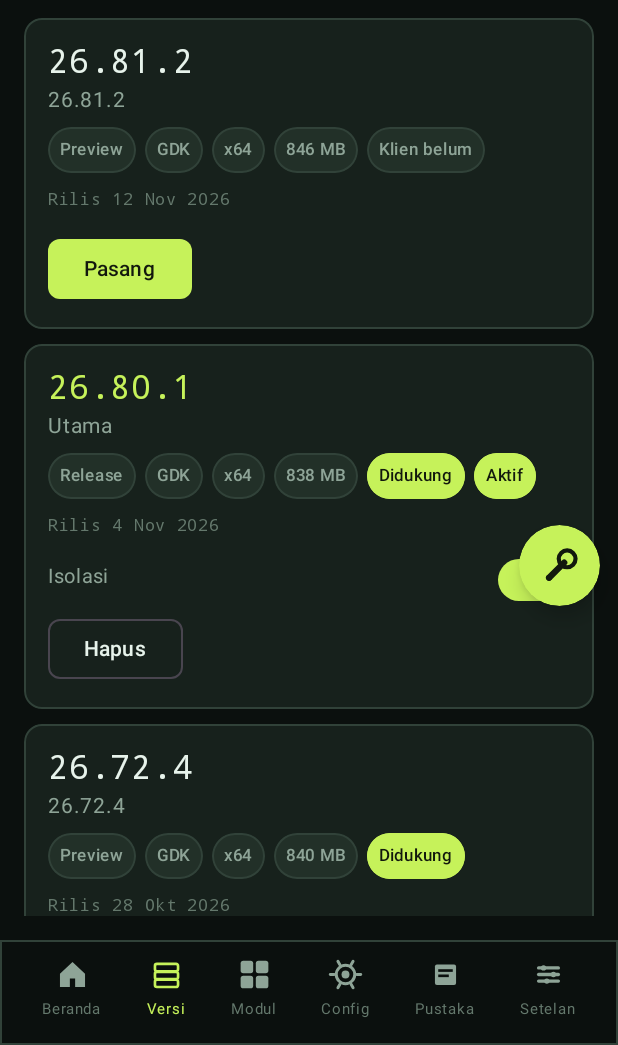
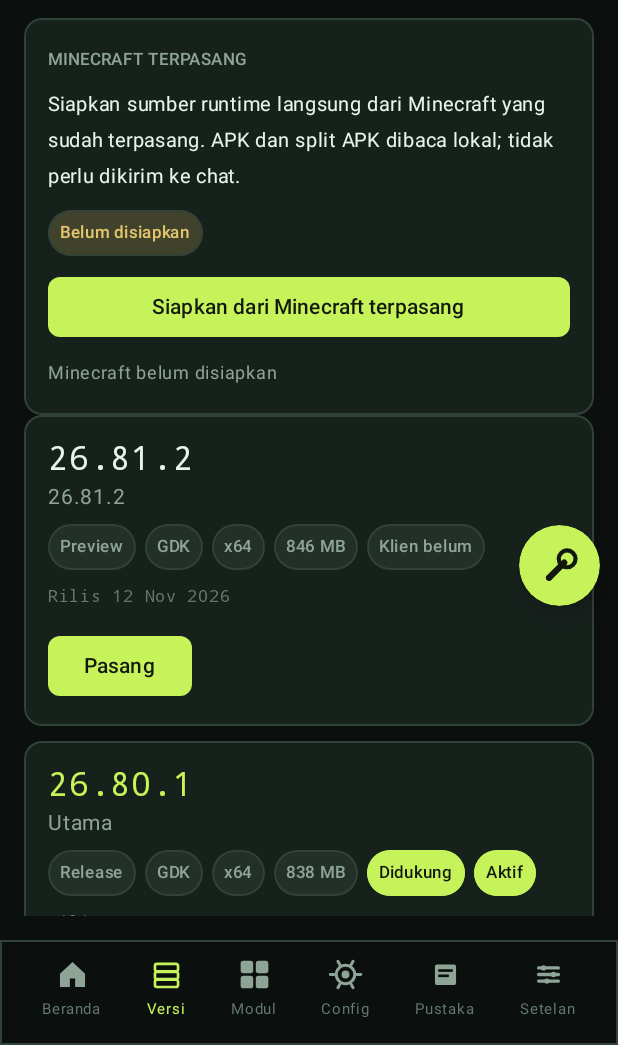
Before and after one commit to ItzBrezzX/Slime-Launcher, an Android app built with Jetpack Compose: the VersionsScreen screen opened through its navigation route, on a phone screen of 412 x 824 dp, the part 191-1236 px from its top. Run offline under Robolectric (Android 15) with nearby library versions, the phone set to English and light mode, and no system bars.

Commit message:
Add local installed Minecraft runtime preparation card

```diff
--- a/app/src/main/java/com/kingbrezz/slime/ui/versions/VersionsScreen.kt
+++ b/app/src/main/java/com/kingbrezz/slime/ui/versions/VersionsScreen.kt
@@ -40,6 +40,8 @@ import com.kingbrezz.slime.ui.theme.SlimeGreen
 fun VersionsScreen(vm: SlimeViewModel) {
     val versions by vm.versions.collectAsState()
     val activeId by vm.activeVersionId.collectAsState()
+    val runtime by vm.installedRuntime.collectAsState()
+    val busy by vm.busy.collectAsState()
 
     Column(Modifier.fillMaxSize().background(Bg).padding(16.dp)) {
         SectionTitle("Versi", "Release & Preview")
@@ -49,6 +51,42 @@ fun VersionsScreen(vm: SlimeViewModel) {
             fontSize = 13.sp,
             modifier = Modifier.padding(top = 6.dp, bottom = 12.dp),
         )
+
+        Panel {
+            Text("MINECRAFT TERPASANG", color = Muted, fontSize = 11.sp, fontWeight = FontWeight.SemiBold)
+            Text(
+                "Siapkan sumber runtime langsung dari Minecraft yang sudah terpasang. APK dan split APK dibaca lokal; tidak perlu dikirim ke chat.",
+                color = Fg,
+                fontSize = 13.sp,
+                modifier = Modifier.padding(top = 6.dp, bottom = 10.dp),
+            )
+            Row(horizontalArrangement = Arrangement.spacedBy(8.dp)) {
+                if (runtime.ready) {
+                    Badge("Pustaka siap", good = true)
+                } else {
+                    Badge("Belum disiapkan", warn = true)
+                }
+                if (runtime.versionName.isNotBlank()) Badge(runtime.versionName)
+                if (runtime.abi.isNotBlank()) Badge(runtime.abi)
+            }
+            Button(
+                onClick = { vm.prepareInstalledMinecraft() },
+                enabled = !busy,
+                colors = ButtonDefaults.buttonColors(containerColor = SlimeGreen, contentColor = Ink),
+                shape = RoundedCornerShape(8.dp),
+                modifier = Modifier.fillMaxWidth().padding(top = 10.dp),
+            ) {
+                Text(if (busy) "Menyiapkan..." else "Siapkan dari Minecraft terpasang", fontWeight = FontWeight.SemiBold)
+            }
+            Text(runtime.message, color = Muted, fontSize = 12.sp, modifier = Modifier.padding(top = 8.dp))
+            if (runtime.libraries.isNotEmpty()) {
+                Text(
+                    runtime.libraries.joinToString(" · "),
+                    color = Faint,
+                    fontSize = 10.sp,
+                )
+            }
+        }
         LazyColumn(verticalArrangement = Arrangement.spacedBy(10.dp)) {
             items(versions, key = { it.id }) { v ->
                 val active = v.id == activeId
```
